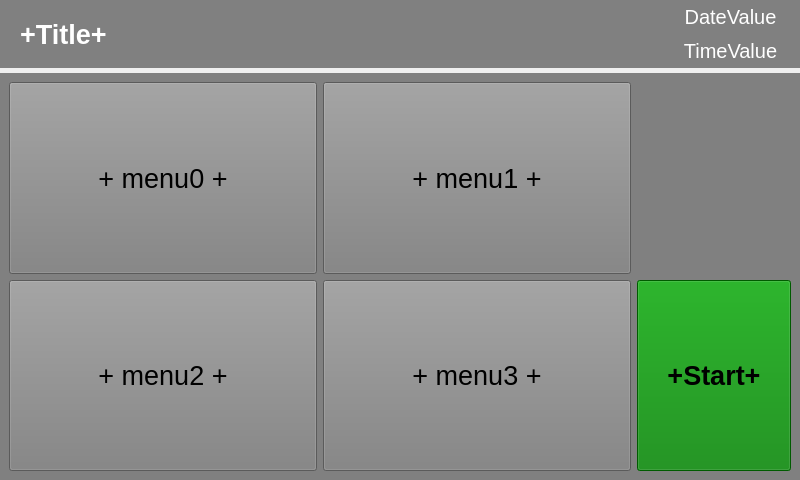
First picture: the form in ServerApp/SubApps/Serve/Layouts/SetServingLayout.ui, repository KelloTomas/CVUTMasterThesis, before the edit.
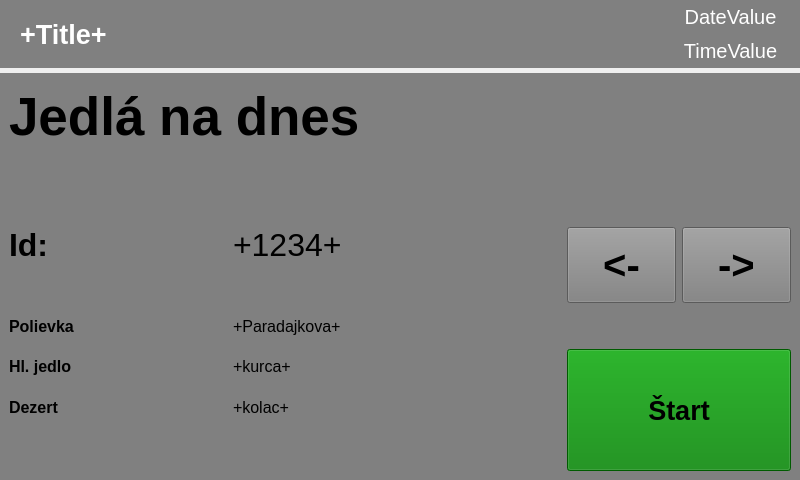
Second picture: the form after the edit.

```diff
--- a/ServerApp/SubApps/Serve/Layouts/SetServingLayout.ui
+++ b/ServerApp/SubApps/Serve/Layouts/SetServingLayout.ui
@@ -183,9 +183,23 @@
      <property name="class" stdset="0">
       <string>darkPanelStyle</string>
      </property>
-     <layout class="QGridLayout" name="gridLayout" columnstretch="2,2,1">
-      <item row="1" column="1">
-       <widget class="QPushButton" name="btn_3">
+     <layout class="QGridLayout" name="gridLayout" rowstretch="2,2,1,1,1,1,1,0" columnstretch="2,3,1,1">
+      <item row="0" column="0" colspan="2">
+       <widget class="QLabel" name="label">
+        <property name="font">
+         <font>
+          <pointsize>40</pointsize>
+          <weight>75</weight>
+          <bold>true</bold>
+         </font>
+        </property>
+        <property name="text">
+         <string>Jedlá na dnes</string>
+        </property>
+       </widget>
+      </item>
+      <item row="6" column="1">
+       <widget class="QLabel" name="DezertValue">
         <property name="sizePolicy">
          <sizepolicy hsizetype="Ignored" vsizetype="Ignored">
           <horstretch>0</horstretch>
@@ -194,19 +208,16 @@
         </property>
         <property name="font">
          <font>
-          <pointsize>20</pointsize>
+          <pointsize>12</pointsize>
          </font>
         </property>
         <property name="text">
-         <string>+ menu3 +</string>
+         <string>+kolac+</string>
         </property>
-        <property name="checkable">
-         <bool>true</bool>
-        </property>
        </widget>
       </item>
-      <item row="0" column="0">
-       <widget class="QPushButton" name="btn_0">
+      <item row="2" column="1">
+       <widget class="QLabel" name="IdValue">
         <property name="sizePolicy">
          <sizepolicy hsizetype="Ignored" vsizetype="Ignored">
           <horstretch>0</horstretch>
@@ -215,19 +226,16 @@
         </property>
         <property name="font">
          <font>
-          <pointsize>20</pointsize>
+          <pointsize>24</pointsize>
          </font>
         </property>
         <property name="text">
-         <string>+ menu0 +</string>
+         <string>+1234+</string>
         </property>
-        <property name="checkable">
-         <bool>true</bool>
-        </property>
        </widget>
       </item>
-      <item row="1" column="0">
-       <widget class="QPushButton" name="btn_2">
+      <item row="5" column="1">
+       <widget class="QLabel" name="MealValue">
         <property name="sizePolicy">
          <sizepolicy hsizetype="Ignored" vsizetype="Ignored">
           <horstretch>0</horstretch>
@@ -236,19 +244,47 @@
         </property>
         <property name="font">
          <font>
-          <pointsize>20</pointsize>
+          <pointsize>12</pointsize>
          </font>
         </property>
         <property name="text">
-         <string>+ menu2 +</string>
+         <string>+kurca+</string>
         </property>
-        <property name="checkable">
-         <bool>true</bool>
+       </widget>
+      </item>
+      <item row="4" column="1">
+       <widget class="QLabel" name="SoupValue">
+        <property name="sizePolicy">
+         <sizepolicy hsizetype="Ignored" vsizetype="Ignored">
+          <horstretch>0</horstretch>
+          <verstretch>0</verstretch>
+         </sizepolicy>
         </property>
+        <property name="font">
+         <font>
+          <pointsize>12</pointsize>
+         </font>
+        </property>
+        <property name="text">
+         <string>+Paradajkova+</string>
+        </property>
        </widget>
       </item>
-      <item row="0" column="1">
-       <widget class="QPushButton" name="btn_1">
+      <item row="3" column="0">
+       <spacer name="verticalSpacer">
+        <property name="orientation">
+         <enum>Qt::Vertical</enum>
+        </property>
+        <property name="sizeHint" stdset="0">
+         <size>
+          <width>20</width>
+          <height>40</height>
+         </size>
+        </property>
+       </spacer>
+      </item>
+      <item row="2" column="0">
+       <widget class="QLabel" name="IdTitle">
         <property name="sizePolicy">
          <sizepolicy hsizetype="Ignored" vsizetype="Ignored">
           <horstretch>0</horstretch>
@@ -257,18 +293,37 @@
         </property>
         <property name="font">
          <font>
-          <pointsize>20</pointsize>
+          <pointsize>24</pointsize>
+          <weight>75</weight>
+          <bold>true</bold>
          </font>
         </property>
         <property name="text">
-         <string>+ menu1 +</string>
+         <string>Id:</string>
         </property>
-        <property name="checkable">
-         <bool>true</bool>
+       </widget>
+      </item>
+      <item row="5" column="0">
+       <widget class="QLabel" name="MealTitle">
+        <property name="sizePolicy">
+         <sizepolicy hsizetype="Ignored" vsizetype="Ignored">
+          <horstretch>0</horstretch>
+          <verstretch>0</verstretch>
+         </sizepolicy>
         </property>
+        <property name="font">
+         <font>
+          <pointsize>12</pointsize>
+          <weight>75</weight>
+          <bold>true</bold>
+         </font>
+        </property>
+        <property name="text">
+         <string>Hl. jedlo</string>
+        </property>
        </widget>
       </item>
-      <item row="1" column="2">
+      <item row="5" column="2" rowspan="3" colspan="2">
        <widget class="QPushButton" name="startBtn">
         <property name="sizePolicy">
          <sizepolicy hsizetype="Ignored" vsizetype="Ignored">
@@ -287,7 +342,113 @@
          <string notr="true">background:green</string>
         </property>
         <property name="text">
-         <string>+Start+</string>
+         <string>Štart</string>
+        </property>
+       </widget>
+      </item>
+      <item row="6" column="0">
+       <widget class="QLabel" name="DezertTitle">
+        <property name="sizePolicy">
+         <sizepolicy hsizetype="Ignored" vsizetype="Ignored">
+          <horstretch>0</horstretch>
+          <verstretch>0</verstretch>
+         </sizepolicy>
+        </property>
+        <property name="font">
+         <font>
+          <pointsize>12</pointsize>
+          <weight>75</weight>
+          <bold>true</bold>
+         </font>
+        </property>
+        <property name="text">
+         <string>Dezert</string>
+        </property>
+       </widget>
+      </item>
+      <item row="4" column="0">
+       <widget class="QLabel" name="SoupTitle">
+        <property name="sizePolicy">
+         <sizepolicy hsizetype="Ignored" vsizetype="Ignored">
+          <horstretch>0</horstretch>
+          <verstretch>0</verstretch>
+         </sizepolicy>
+        </property>
+        <property name="font">
+         <font>
+          <pointsize>12</pointsize>
+          <weight>75</weight>
+          <bold>true</bold>
+         </font>
+        </property>
+        <property name="text">
+         <string>Polievka</string>
+        </property>
+       </widget>
+      </item>
+      <item row="7" column="0">
+       <spacer name="verticalSpacer_2">
+        <property name="orientation">
+         <enum>Qt::Vertical</enum>
+        </property>
+        <property name="sizeHint" stdset="0">
+         <size>
+          <width>20</width>
+          <height>40</height>
+         </size>
+        </property>
+       </spacer>
+      </item>
+      <item row="1" column="0">
+       <spacer name="verticalSpacer_3">
+        <property name="orientation">
+         <enum>Qt::Vertical</enum>
+        </property>
+        <property name="sizeHint" stdset="0">
+         <size>
+          <width>20</width>
+          <height>40</height>
+         </size>
+        </property>
+       </spacer>
+      </item>
+      <item row="2" column="3" rowspan="2">
+       <widget class="QPushButton" name="NextBtn">
+        <property name="sizePolicy">
+         <sizepolicy hsizetype="Ignored" vsizetype="Ignored">
+          <horstretch>0</horstretch>
+          <verstretch>0</verstretch>
+         </sizepolicy>
+        </property>
+        <property name="font">
+         <font>
+          <pointsize>30</pointsize>
+          <weight>75</weight>
+          <bold>true</bold>
+         </font>
+        </property>
+        <property name="text">
+         <string>-&gt;</string>
+        </property>
+       </widget>
+      </item>
+      <item row="2" column="2" rowspan="2">
+       <widget class="QPushButton" name="PrevBtn">
+        <property name="sizePolicy">
+         <sizepolicy hsizetype="Ignored" vsizetype="Ignored">
+          <horstretch>0</horstretch>
+          <verstretch>0</verstretch>
+         </sizepolicy>
+        </property>
+        <property name="font">
+         <font>
+          <pointsize>30</pointsize>
+          <weight>75</weight>
+          <bold>true</bold>
+         </font>
+        </property>
+        <property name="text">
+         <string>&lt;-</string>
         </property>
        </widget>
       </item>
```
